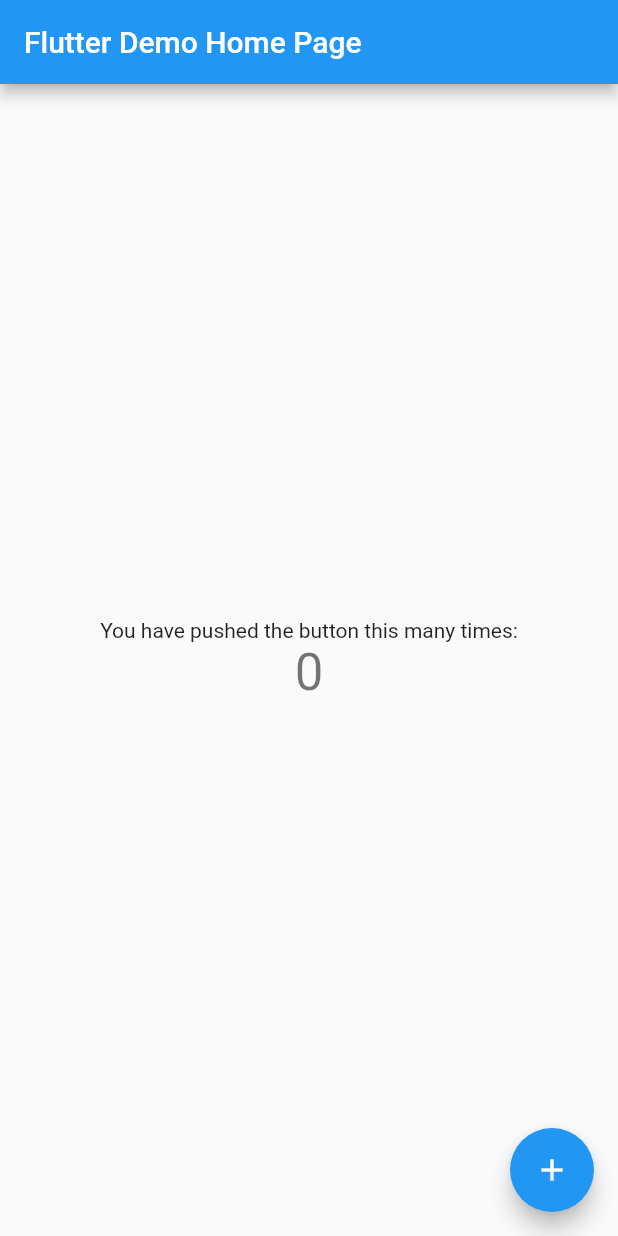
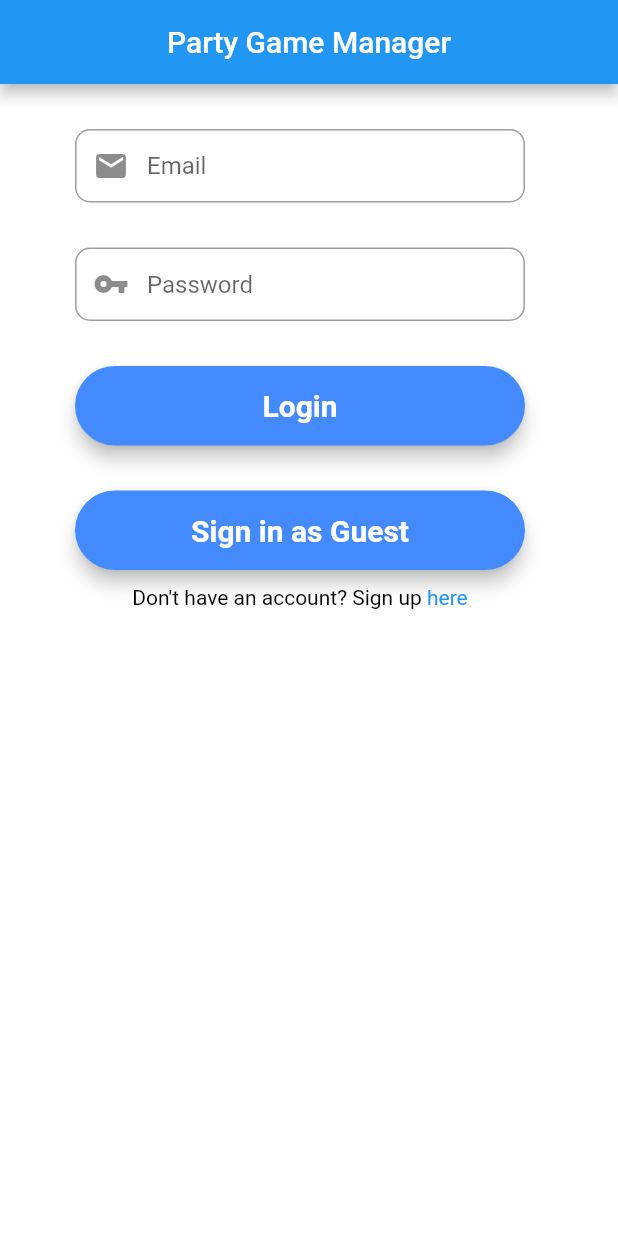
Before and after one commit to SexySparrow/Party_Game_Manager, a Flutter app: the screen it shows after launch, on a phone screen of 412 x 824 dp. Run offline on Flutter 3.47's test engine with Material 2 defaults, Android fonts, the phone set to English and light mode, and no system bars; our stand-ins replace cloud_firestore, firebase_auth, firebase_core, fluttertoast; accounts and stored records are empty.

Commit message:
Implemented firebase, added login and register

```diff
--- a/party_games_manager/lib/main.dart
+++ b/party_games_manager/lib/main.dart
@@ -1,115 +1,21 @@
+import 'package:firebase_core/firebase_core.dart';
 import 'package:flutter/material.dart';
+import 'screens/login_screen.dart';
 
-void main() {
+Future<void> main() async {
+  WidgetsFlutterBinding.ensureInitialized();
+  await Firebase.initializeApp();
   runApp(const MyApp());
 }
 
 class MyApp extends StatelessWidget {
   const MyApp({Key? key}) : super(key: key);
 
-  // This widget is the root of your application.
   @override
   Widget build(BuildContext context) {
-    return MaterialApp(
-      title: 'Flutter Demo',
-      theme: ThemeData(
-        // This is the theme of your application.
-        //
-        // Try running your application with "flutter run". You'll see the
-        // application has a blue toolbar. Then, without quitting the app, try
-        // changing the primarySwatch below to Colors.green and then invoke
-        // "hot reload" (press "r" in the console where you ran "flutter run",
-        // or simply save your changes to "hot reload" in a Flutter IDE).
-        // Notice that the counter didn't reset back to zero; the application
-        // is not restarted.
-        primarySwatch: Colors.blue,
-      ),
-      home: const MyHomePage(title: 'Flutter Demo Home Page'),
+    return const MaterialApp(
+      debugShowCheckedModeBanner: false,
+      home: LoginScreen(),
     );
   }
 }
-
-class MyHomePage extends StatefulWidget {
-  const MyHomePage({Key? key, required this.title}) : super(key: key);
-
-  // This widget is the home page of your application. It is stateful, meaning
-  // that it has a State object (defined below) that contains fields that affect
-  // how it looks.
-
-  // This class is the configuration for the state. It holds the values (in this
-  // case the title) provided by the parent (in this case the App widget) and
-  // used by the build method of the State. Fields in a Widget subclass are
-  // always marked "final".
-
-  final String title;
-
-  @override
-  State<MyHomePage> createState() => _MyHomePageState();
-}
-
-class _MyHomePageState extends State<MyHomePage> {
-  int _counter = 0;
-
-  void _incrementCounter() {
-    setState(() {
-      // This call to setState tells the Flutter framework that something has
-      // changed in this State, which causes it to rerun the build method below
-      // so that the display can reflect the updated values. If we changed
-      // _counter without calling setState(), then the build method would not be
-      // called again, and so nothing would appear to happen.
-      _counter++;
-    });
-  }
-
-  @override
-  Widget build(BuildContext context) {
-    // This method is rerun every time setState is called, for instance as done
-    // by the _incrementCounter method above.
-    //
-    // The Flutter framework has been optimized to make rerunning build methods
-    // fast, so that you can just rebuild anything that needs updating rather
-    // than having to individually change instances of widgets.
-    return Scaffold(
-      appBar: AppBar(
-        // Here we take the value from the MyHomePage object that was created by
-        // the App.build method, and use it to set our appbar title.
-        title: Text(widget.title),
-      ),
-      body: Center(
-        // Center is a layout widget. It takes a single child and positions it
-        // in the middle of the parent.
-        child: Column(
-          // Column is also a layout widget. It takes a list of children and
-          // arranges them vertically. By default, it sizes itself to fit its
-          // children horizontally, and tries to be as tall as its parent.
-          //
-          // Invoke "debug painting" (press "p" in the console, choose the
-          // "Toggle Debug Paint" action from the Flutter Inspector in Android
-          // Studio, or the "Toggle Debug Paint" command in Visual Studio Code)
-          // to see the wireframe for each widget.
-          //
-          // Column has various properties to control how it sizes itself and
-          // how it positions its children. Here we use mainAxisAlignment to
-          // center the children vertically; the main axis here is the vertical
-          // axis because Columns are vertical (the cross axis would be
-          // horizontal).
-          mainAxisAlignment: MainAxisAlignment.center,
-          children: <Widget>[
-            const Text(
-              'You have pushed the button this many times:',
-            ),
-            Text(
-              '$_counter',
-              style: Theme.of(context).textTheme.headline4,
-            ),
-          ],
-        ),
-      ),
-      floatingActionButton: FloatingActionButton(
-        onPressed: _incrementCounter,
-        tooltip: 'Increment',
-        child: const Icon(Icons.add),
-      ), // This trailing comma makes auto-formatting nicer for build methods.
-    );
-  }
-}
--- /dev/null
+++ b/party_games_manager/lib/models/user_model.dart
@@ -0,0 +1,29 @@
+class UserModel {
+  String? email;
+  String? name;
+  String? uid;
+
+  UserModel({
+    this.email,
+    this.name,
+    this.uid,
+  });
+
+  //Data fetched from firestore
+  factory UserModel.fromMap(map) {
+    return UserModel(
+      email: map["Email"],
+      name: map["Name"],
+      uid: map["UID"],
+    );
+  }
+
+  // Data sent to firestre
+  Map<String, dynamic> toMap() {
+    return {
+      "Email": email,
+      "Name": name,
+      "UID": uid,
+    };
+  }
+}
--- /dev/null
+++ b/party_games_manager/lib/screens/login_screen.dart
@@ -0,0 +1,266 @@
+import 'package:cloud_firestore/cloud_firestore.dart';
+import 'package:flutter/gestures.dart';
+import 'package:fluttertoast/fluttertoast.dart';
+import 'package:firebase_auth/firebase_auth.dart';
+import 'package:party_games_manager/models/user_model.dart';
+import 'package:party_games_manager/screens/home_screen.dart';
+import 'package:party_games_manager/screens/register_screen.dart';
+import 'package:flutter/material.dart';
+
+class LoginScreen extends StatefulWidget {
+  const LoginScreen({Key? key}) : super(key: key);
+
+  @override
+  _LoginScreenState createState() => _LoginScreenState();
+}
+
+class _LoginScreenState extends State<LoginScreen> {
+  final _auth = FirebaseAuth.instance;
+  final TextEditingController emailController = TextEditingController();
+  final TextEditingController passwordController = TextEditingController();
+
+  final GlobalKey<FormState> _formKey = GlobalKey<FormState>();
+
+  String? errorMessage;
+
+  @override
+  Widget build(BuildContext context) {
+    return Scaffold(
+      backgroundColor: Colors.white,
+      appBar: AppBar(
+        centerTitle: true,
+        title: const Text(
+          "Party Game Manager",
+        ),
+      ),
+      body: SingleChildScrollView(
+        child: Column(
+          children: <Widget>[
+            // After finding a proper image uncoment this and add the image to assets.
+            // Padding(
+            //   padding: const EdgeInsets.only(
+            //     top: 60.0,
+            //     bottom: 30.0,
+            //   ),
+            //   child: Center(
+            //     child: ClipRRect(
+            //       borderRadius: BorderRadius.circular(30),
+            //       child: Image.asset(
+            //         /"assets/images/img_login.png",
+            //         height: 200,
+            //         width: 200,
+            //       ),
+            //     ),
+            //   ),
+            // ),
+            Form(
+              key: _formKey,
+              child: Column(
+                children: <Widget>[
+                  Padding(
+                    padding: const EdgeInsets.only(
+                      top: 30.0,
+                      bottom: 30.0,
+                      left: 50.0,
+                      right: 50.0,
+                    ),
+                    child: SizedBox(
+                      width: 300,
+                      child: TextFormField(
+                        controller: emailController,
+                        keyboardType: TextInputType.emailAddress,
+                        decoration: InputDecoration(
+                          prefixIcon: const Icon(Icons.email),
+                          contentPadding:
+                              const EdgeInsets.fromLTRB(20, 15, 20, 15),
+                          hintText: "Email",
+                          border: OutlineInputBorder(
+                            borderRadius: BorderRadius.circular(10),
+                          ),
+                        ),
+                        validator: (input) {
+                          if (input!.isEmpty) {
+                            return "Please enter an email";
+                          }
+
+                          if (!RegExp("^[a-zA-Z0-9++.-]+@[a-zA-Z0-9.-]+.[a-z].")
+                              .hasMatch(input)) {
+                            return "Please enter a valid email";
+                          }
+                        },
+                        textInputAction: TextInputAction.next,
+                        onSaved: (input) => emailController.text = input!,
+                      ),
+                    ),
+                  ),
+                  Padding(
+                    padding: const EdgeInsets.only(
+                      bottom: 30.0,
+                      left: 50.0,
+                      right: 50.0,
+                    ),
+                    child: SizedBox(
+                      width: 300,
+                      child: TextFormField(
+                        controller: passwordController,
+                        textInputAction: TextInputAction.done,
+                        decoration: InputDecoration(
+                          prefixIcon: const Icon(Icons.vpn_key),
+                          contentPadding:
+                              const EdgeInsets.fromLTRB(20, 15, 20, 15),
+                          hintText: "Password",
+                          border: OutlineInputBorder(
+                            borderRadius: BorderRadius.circular(10),
+                          ),
+                        ),
+                        validator: (input) {
+                          if (input!.isEmpty) {
+                            return "Please Enter Your Password";
+                          }
+                        },
+                        onSaved: (input) => passwordController.text = input!,
+                        obscureText: true,
+                      ),
+                    ),
+                  ),
+                ],
+              ),
+            ),
+            Material(
+              elevation: 5,
+              borderRadius: BorderRadius.circular(30),
+              color: Colors.blueAccent,
+              child: MaterialButton(
+                onPressed: () {
+                  signIn(emailController.text, passwordController.text);
+                },
+                padding: const EdgeInsets.fromLTRB(20, 15, 20, 15),
+                minWidth: 300,
+                child: const Text(
+                  "Login",
+                  textAlign: TextAlign.center,
+                  style: TextStyle(
+                    fontSize: 20,
+                    color: Colors.white,
+                    fontWeight: FontWeight.bold,
+                  ),
+                ),
+              ),
+            ),
+            const SizedBox(
+              height: 30,
+            ),
+            Material(
+              elevation: 5,
+              borderRadius: BorderRadius.circular(30),
+              color: Colors.blueAccent,
+              child: MaterialButton(
+                onPressed: () {
+                  signInAnonymous();
+                },
+                padding: const EdgeInsets.fromLTRB(20, 15, 20, 15),
+                minWidth: 300,
+                child: const Text(
+                  "Sign in as Guest",
+                  textAlign: TextAlign.center,
+                  style: TextStyle(
+                    fontSize: 20,
+                    color: Colors.white,
+                    fontWeight: FontWeight.bold,
+                  ),
+                ),
+              ),
+            ),
+            const SizedBox(
+              height: 10,
+            ),
+            RichText(
+              text: TextSpan(
+                children: [
+                  const TextSpan(
+                    text: "Don't have an account? Sign up ",
+                    style: TextStyle(color: Colors.black),
+                  ),
+                  TextSpan(
+                    text: "here",
+                    style: const TextStyle(
+                      color: Colors.blue,
+                    ),
+                    recognizer: TapGestureRecognizer()
+                      ..onTap = () {
+                        Navigator.of(context).pushReplacement(MaterialPageRoute(
+                            builder: (context) => const RegisterScreen()));
+                      },
+                  ),
+                ],
+              ),
+            ),
+          ],
+        ),
+      ),
+    );
+  }
+
+  Future<void> signInAnonymous() async {
+    await _auth.signInAnonymously();
+    FirebaseFirestore firebaseFirestore = FirebaseFirestore.instance;
+    User? user = _auth.currentUser;
+
+    UserModel userModel = UserModel();
+    userModel.uid = user!.uid;
+    userModel.email = "";
+    userModel.name = "";
+
+    await firebaseFirestore
+        .collection("Users")
+        .doc(user.uid)
+        .set(userModel.toMap());
+    Fluttertoast.showToast(msg: "Logged in successfuly as Guest");
+
+    Navigator.of(context).pushReplacement(
+        MaterialPageRoute(builder: (context) => const HomeScreen()));
+  }
+
+  Future<void> signIn(String email, String password) async {
+    final formState = _formKey.currentState;
+
+    if (formState!.validate()) {
+      formState.save();
+
+      try {
+        await _auth
+            .signInWithEmailAndPassword(email: email, password: password)
+            .then((vallue) {
+          Navigator.of(context).pushReplacement(
+              MaterialPageRoute(builder: (context) => const HomeScreen()));
+          Fluttertoast.showToast(msg: "Login Successful");
+        });
+      } on FirebaseAuthException catch (error) {
+        switch (error.code) {
+          case "invalid-email":
+            errorMessage = "Your email address appears to be malformed.";
+            break;
+          case "wrong-password":
+            errorMessage = "Your password is wrong.";
+            break;
+          case "user-not-found":
+            errorMessage = "User with this email doesn't exist.";
+            break;
+          case "user-disabled":
+            errorMessage = "User with this email has been disabled.";
+            break;
+          case "too-many-requests":
+            errorMessage = "Too many requests";
+            break;
+          case "operation-not-allowed":
+            errorMessage = "Signing in with Email and Password is not enabled.";
+            break;
+
+          default:
+            errorMessage = "An undefined Error happened.";
+        }
+        Fluttertoast.showToast(msg: errorMessage!);
+      }
+    }
+  }
+}
--- a/party_games_manager/pubspec.yaml
+++ b/party_games_manager/pubspec.yaml
@@ -29,6 +29,10 @@
 dependencies:
   flutter:
     sdk: flutter
+  firebase_core: ^1.10.0
+  firebase_auth: ^3.2.0
+  cloud_firestore: ^3.1.0
+  fluttertoast: ^8.0.8
 
 
   # The following adds the Cupertino Icons font to your application.
```
Also changed, not shown: party_games_manager/lib/screens/home_screen.dart (added, +61 -0 lines), party_games_manager/lib/screens/register_screen.dart (added, +276 -0 lines), party_games_manager/pubspec.lock, 4 other files.
